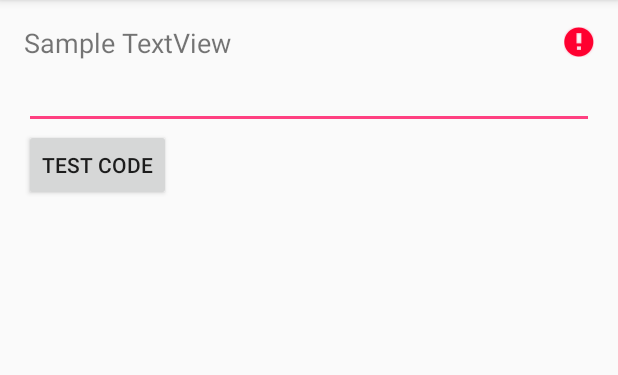
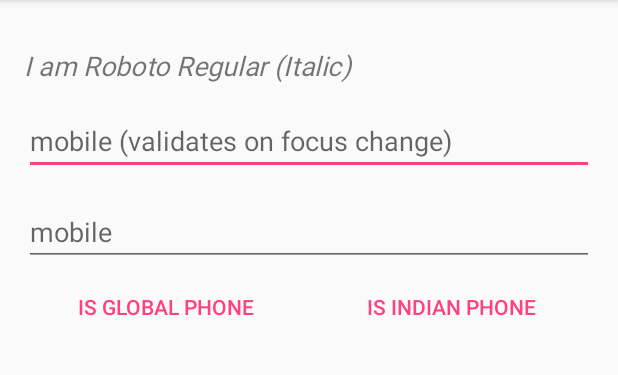
Before and after one commit to rahulrvp/android-utils-lib, an Android app: the screen it shows after launch (MainActivity), on a phone screen of 412 x 824 dp, the part 84-459 px from its top. Run offline under Robolectric (Android 15) with nearby library versions, the phone set to English and light mode, and no system bars.

Commit message:
modified the main activity to clean up sample code.

```diff
--- a/app/src/main/java/io/github/rahulrvp/androidutilslib/MainActivity.java
+++ b/app/src/main/java/io/github/rahulrvp/androidutilslib/MainActivity.java
@@ -1,5 +1,6 @@
 package io.github.rahulrvp.androidutilslib;
 
+import android.graphics.Typeface;
 import android.os.Bundle;
 import android.support.v7.app.AppCompatActivity;
 import android.util.Log;
@@ -9,29 +10,40 @@ import android.widget.TextView;
 
 import com.github.rahulrvp.android_utils.DateTimeUtils;
 import com.github.rahulrvp.android_utils.EditTextUtils;
-import com.github.rahulrvp.android_utils.TextViewUtils;
 import com.github.rahulrvp.android_utils.ValidationUtils;
 
 import java.util.Calendar;
 
 public class MainActivity extends AppCompatActivity {
 
-    private EditText mEditText;
+    private EditText phoneInputField2;
 
     @Override
     protected void onCreate(Bundle savedInstanceState) {
         super.onCreate(savedInstanceState);
         setContentView(R.layout.activity_main);
 
-        TextView textView = (TextView) findViewById(R.id.sample_textview);
-        String text = TextViewUtils.getText(textView);
-        TextViewUtils.setError(textView, "New text! " + text);
+        /**
+         * Applying custom font.
+         */
+        TextView textView = (TextView) findViewById(R.id.font_text_view);
+        new RobotoRegular().apply(textView, Typeface.ITALIC);
 
-        new RobotoRegular().apply(textView);
+        /**
+         * Adding automatic phone number validator. The validation takes place
+         * when we leave the edit text. (on focus change)
+         */
+        EditText phoneInputField1 = (EditText) findViewById(R.id.phone_field_1);
+        ValidationUtils.addPhoneNumberValidator(phoneInputField1);
 
-        mEditText = (EditText) findViewById(R.id.edit_text);
-        ValidationUtils.addPhoneNumberValidator(mEditText);
+        /**
+         * EditText for taking phone number for validating later.
+         */
+        phoneInputField2 = (EditText) findViewById(R.id.phone_field_2);
 
+        /**
+         * Time ago string demo.
+         */
         Calendar now = Calendar.getInstance();
         now.set(2012, 0, 1);
 
@@ -43,10 +55,19 @@ public class MainActivity extends AppCompatActivity {
         Log.d("LOG", DateTimeUtils.getTimeAgoString(yesterday.getTimeInMillis(), null, false));
     }
 
-    public void onTestClicked(View view) {
-        String phoneNumber = EditTextUtils.getText(mEditText);
-        boolean status = ValidationUtils.isGlobalPhoneNumber(phoneNumber);
+    public void onValidateGlobalNumberClick(View view) {
+        String phoneNumber = EditTextUtils.getText(phoneInputField2);
+        boolean isGlobal = ValidationUtils.isGlobalPhoneNumber(phoneNumber);
+        if (!isGlobal) {
+            EditTextUtils.setError(phoneInputField2, "Not a valid global phone number.");
+        }
+    }
 
-        Log.d("Sample App", phoneNumber + " " + status);
+    public void onValidateIndianNumberClick(View view) {
+        String phoneNumber = EditTextUtils.getText(phoneInputField2);
+        boolean isGlobal = ValidationUtils.isIndianPhoneNumber(phoneNumber);
+        if (!isGlobal) {
+            EditTextUtils.setError(phoneInputField2, "Not a valid Indian phone number.");
+        }
     }
 }
--- a/app/src/main/res/layout/activity_main.xml
+++ b/app/src/main/res/layout/activity_main.xml
@@ -1,42 +1,73 @@
 <?xml version="1.0" encoding="utf-8"?>
-<RelativeLayout xmlns:android="http://schemas.android.com/apk/res/android"
+<LinearLayout xmlns:android="http://schemas.android.com/apk/res/android"
     xmlns:tools="http://schemas.android.com/tools"
     android:id="@+id/activity_main"
     android:layout_width="match_parent"
     android:layout_height="match_parent"
+    android:orientation="vertical"
     android:paddingBottom="@dimen/activity_vertical_margin"
     android:paddingLeft="@dimen/activity_horizontal_margin"
     android:paddingRight="@dimen/activity_horizontal_margin"
     android:paddingTop="@dimen/activity_vertical_margin"
     tools:context="io.github.rahulrvp.androidutilslib.MainActivity">
 
+    <!--
+    TextView to apply sample font
+    -->
     <TextView
-        android:id="@+id/sample_textview"
+        android:id="@+id/font_text_view"
         android:layout_width="match_parent"
         android:layout_height="wrap_content"
-        android:text="Sample TextView"
-        android:textSize="18sp"
-        android:textStyle="italic" />
+        android:layout_marginTop="15dp"
+        android:text="@string/i_am_roboto_regular"
+        android:textSize="18sp" />
 
+    <!--
+    The below EditText has a phone number validator added. It will
+    do the validation once we loose the focus.
+    -->
     <EditText
-        android:id="@+id/edit_text"
+        android:id="@+id/phone_field_1"
         android:layout_width="match_parent"
         android:layout_height="wrap_content"
-        android:layout_below="@id/sample_textview" />
+        android:layout_marginTop="15dp"
+        android:hint="@string/mobile_validates_on_focus_change"
+        android:inputType="phone" />
 
-    <Button
-        android:id="@+id/test_code_btn"
-        android:layout_width="wrap_content"
+    <!--
+    The following block demonstrates the phone number validation
+    on button click.
+    -->
+    <EditText
+        android:id="@+id/phone_field_2"
+        android:layout_width="match_parent"
         android:layout_height="wrap_content"
-        android:layout_below="@id/edit_text"
-        android:onClick="onTestClicked"
-        android:text="@string/test_code" />
+        android:layout_marginTop="15dp"
+        android:hint="@string/mobile"
+        android:inputType="phone" />
 
-    <TextView
-        android:id="@+id/json_output_text"
+    <LinearLayout
         android:layout_width="match_parent"
-        android:layout_height="match_parent"
-        android:layout_below="@id/test_code_btn"
-        android:layout_marginTop="10dp" />
+        android:layout_height="wrap_content">
 
-</RelativeLayout>
+        <Button
+            android:id="@+id/validate_phone_btn"
+            style="?attr/buttonBarButtonStyle"
+            android:layout_width="0dp"
+            android:layout_height="wrap_content"
+            android:layout_weight="1"
+            android:onClick="onValidateGlobalNumberClick"
+            android:text="@string/validate_global_number" />
+
+        <Button
+            android:id="@+id/validate_indian_phone_btn"
+            style="?attr/buttonBarButtonStyle"
+            android:layout_width="0dp"
+            android:layout_height="wrap_content"
+            android:layout_weight="1"
+            android:onClick="onValidateIndianNumberClick"
+            android:text="@string/validate_indian_number" />
+
+    </LinearLayout>
+
+</LinearLayout>
--- a/app/src/main/res/values/strings.xml
+++ b/app/src/main/res/values/strings.xml
@@ -1,4 +1,8 @@
 <resources>
     <string name="app_name">Android Utils Lib</string>
-    <string name="test_code">Test Code</string>
+    <string name="validate_global_number">Is Global Phone</string>
+    <string name="validate_indian_number">Is Indian Phone</string>
+    <string name="i_am_roboto_regular">I am Roboto Regular (Italic)</string>
+    <string name="mobile">mobile</string>
+    <string name="mobile_validates_on_focus_change">mobile (validates on focus change)</string>
 </resources>
```
